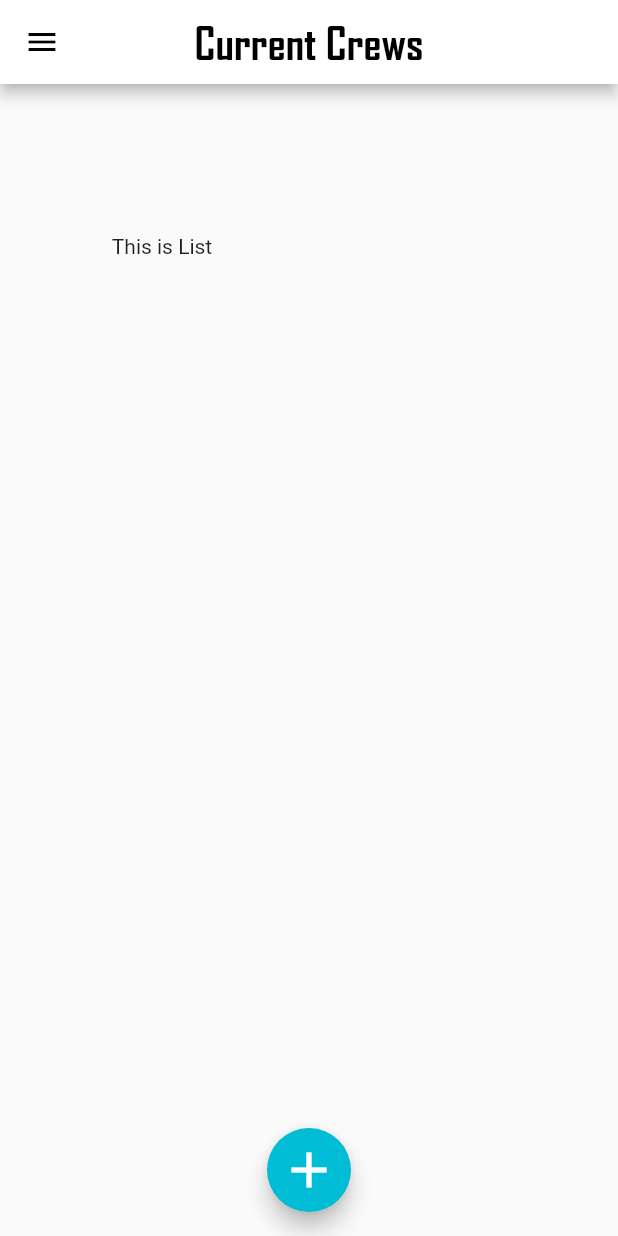
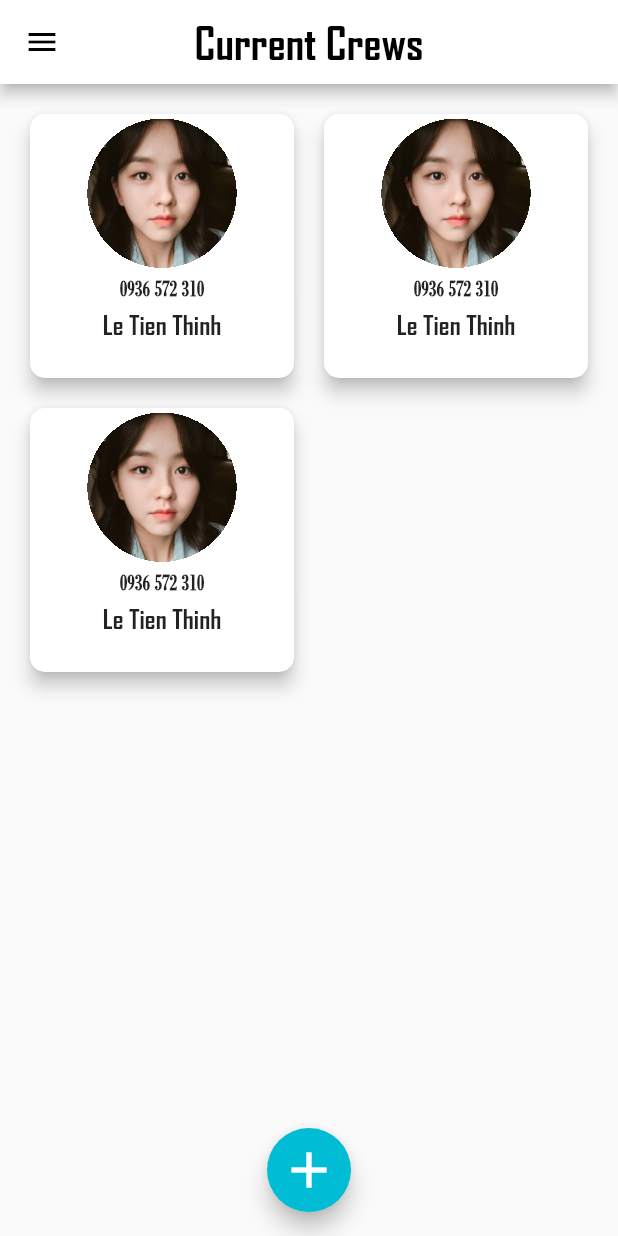
Before and after one commit to thinhle19/login_flutter, a Flutter app: the ListClientScreen screen opened by its route, on a phone screen of 412 x 824 dp. Run offline on Flutter 3.47's test engine with Material 2 defaults, Android fonts, the phone set to English and light mode, and no system bars; our stand-ins replace shared_preferences, sqflite; accounts and stored records are empty.

Commit message:
save list on database then retrieve it

```diff
--- a/lib/models/client.dart
+++ b/lib/models/client.dart
@@ -11,8 +11,8 @@ class Client {
     this.name,
     this.phone,
     this.avatarUrl,
+    this.fullBodyImageUrl,
     this.description,
-    this.fullBodyImageUrl,
   });
 
   Map<String, dynamic> toMap() {
--- a/lib/models/database_transaction.dart
+++ b/lib/models/database_transaction.dart
@@ -7,27 +7,48 @@ import 'package:sqflite/sqflite.dart';
 import 'client.dart';
 
 class DatabaseTransaction {
-  Future<Database> database;
+  static final Future<Database> database = initializeDatabase();
 
-  void initializeDatabase() async {
+  /* static void initializeDatabase() async {
+    deleteDatabase(join(await getDatabasesPath(), "clients_database.db"));
     WidgetsFlutterBinding.ensureInitialized();
 // Open the database and store the reference.
     database = openDatabase(
       // Set the path to the database. Note: Using the `join` function from the
       // `path` package is best practice to ensure the path is correctly
       // constructed for each platform.
-      join(await getDatabasesPath(), 'doggie_database.db'),
+      join(await getDatabasesPath(), 'clients_database.db'),
       onCreate: (db, version) {
         return db.execute(
-          "CREATE TABLE dogs(id INTEGER PRIMARY KEY, name TEXT, age INTEGER)",
+          "CREATE TABLE clients(id INTEGER PRIMARY KEY, name TEXT, phone "
+          "TEXT, avatarUrl TEXT, fullBodyImageUrl TEXT, description TEXT)",
+        );
+      },
+      version: 1,
+    );
+  }*/
+
+  static Future<Database> initializeDatabase() async {
+    // deleteDatabase(join(await getDatabasesPath(), "clients_database.db"));
+    WidgetsFlutterBinding.ensureInitialized();
+// Open the database and store the reference.
+    return openDatabase(
+      // Set the path to the database. Note: Using the `join` function from the
+      // `path` package is best practice to ensure the path is correctly
+      // constructed for each platform.
+      join(await getDatabasesPath(), 'clients_database.db'),
+      onCreate: (db, version) {
+        return db.execute(
+          "CREATE TABLE IF NOT EXISTS clients(id TEXT PRIMARY KEY, name TEXT, phone TEXT, avatarUrl TEXT, fullBodyImageUrl TEXT, description TEXT)",
         );
       },
       version: 1,
     );
   }
 
-  Future<void> insertClient(Client client) async {
+  static Future<void> insertClient(Client client) async {
     final Database db = await database;
+    // database = await initializeDatabase();
 
     await db.insert(
       "clients",
@@ -36,23 +57,66 @@ class DatabaseTransaction {
     );
   }
 
-  Future<List<Client>> getClients() async {
+  static Future<List<Client>> getClients() async {
     final Database db = await database;
+
+    //___for dummy data
+    final client1 = Client(
+      id: "1",
+      avatarUrl: "assets/avatar.jpg",
+      fullBodyImageUrl: "assets/full-body.png",
+      phone: "0936 572 310",
+      name: "Le Tien Thinh",
+      description:
+          "The self-study lessons in this section are written and organised "
+          "according one two three four five six seven eight nine tento the levels of the Common European Framework of Reference for languages (CEFR). There are different types of texts and interactive exercises that practise the reading skills you need to do well in your studies, to get ahead at work and to communicate in English in your free time.",
+    );
+    final client2 = Client(
+      id: "3",
+      avatarUrl: "assets/avatar.jpg",
+      fullBodyImageUrl: "assets/full-body.png",
+      description:
+          "The self-study lessons in this section are written and organised "
+          "according one two three four five six seven eight nine tento the levels of the Common European Framework of Reference for languages (CEFR). There are different types of texts and interactive exercises that practise the reading skills you need to do well in your studies, to get ahead at work and to communicate in English in your free time.",
+      phone: "0936 572 310",
+      name: "Le Tien Thinh",
+    );
+    final client3 = Client(
+      id: "5",
+      avatarUrl: "assets/avatar.jpg",
+      fullBodyImageUrl: "assets/full-body.png",
+      description:
+          "The self-study lessons in this section are written and organised "
+          "according one two three four five six seven eight nine ten to the "
+          "levels of the Common European Framework of Reference for languages (CEFR). There are different types of texts and interactive exercises that practise the reading skills you need to do well in your studies, to get ahead at work and to communicate in English in your free time.",
+      phone: "0936 572 310",
+      name: "Le Tien Thinh",
+    );
+
+    await insertClient(client1);
+    await insertClient(client2);
+    await insertClient(client3);
+    //....end for dummy datas
+
     final List<Map<String, dynamic>> maps = await db.query("clients");
 
+    print(maps.length);
+
+    await db.close();
     return List.generate(maps.length, (i) {
       return Client(
         id: maps[i]["id"],
+        name: maps[i]["name"],
+        phone: maps[i]["phone"],
         avatarUrl: maps[i]["avatarUrl"],
-        name: maps[i]["name"],
         fullBodyImageUrl: maps[i]["fullBodyImageUrl"],
-        phone: maps[i]["phone"],
         description: maps[i]["description"],
       );
     });
   }
 
-  void test() async {
+  static void test() async {
+    // initializeDatabase();
     final client1 = Client(
       id: "1",
       avatarUrl: "assets/avatar.jpg",
--- a/lib/screens/list_client_screen.dart
+++ b/lib/screens/list_client_screen.dart
@@ -1,7 +1,7 @@
 import "package:flutter/material.dart";
-import 'package:login/screens/add_client_screen.dart';
+import 'package:login/models/client.dart';
+import 'package:login/models/database_transaction.dart';
 import 'package:login/widgets/client_item.dart';
-import 'package:provider/provider.dart';
 import 'package:shared_preferences/shared_preferences.dart';
 
 class ListClientScreen extends StatefulWidget {
@@ -19,6 +19,14 @@ class _ListClientScreenState extends State<ListClientScreen> {
 
   @override
   Widget build(BuildContext context) {
+    Future<List<Client>> loadClients() async {
+     return DatabaseTransaction.getClients();
+    }
+
+    // loadClients();
+    // print("a");
+    // print(clients);
+
     return SafeArea(
       child: Scaffold(
         drawer: Drawer(
@@ -60,17 +68,31 @@ class _ListClientScreenState extends State<ListClientScreen> {
           ),
           backgroundColor: Colors.white,
         ),
-        body: GridView.count(
-            crossAxisCount: 2,
-            padding: EdgeInsets.fromLTRB(10, 10, 10, 50),
-            children: [
-              Center(
-                child: Text("This is List"),
-              ),
-            ]),
+        body: FutureBuilder<List<Client>>(
+          future: loadClients(),
+          builder: (BuildContext ctx, AsyncSnapshot<List<Client>> snapshot) {
+            // if (snapshot.connectionState == ConnectionState.done) {
+            if (snapshot.hasData) {
+              return GridView.count(
+                crossAxisCount: 2,
+                padding: EdgeInsets.fromLTRB(10, 10, 10, 50),
+                children:
+                    snapshot.data.map((client) => ClientItem(client)).toList(),
+              );
+            } else
+              return Center(
+                child: Text("LOADING..."),
+              );
+          },
+        ),
+        /*  GridView.count(
+          crossAxisCount: 2,
+          padding: EdgeInsets.fromLTRB(10, 10, 10, 50),
+          children: [Text("hihi")],
+          // clients.map((client) => ClientItem(client)).toList(),
+        ),*/
         floatingActionButton: FloatingActionButton(
-          onPressed: () {
-          },
+          onPressed: () {},
           backgroundColor: Colors.cyan,
           child: Icon(
             Icons.add,
--- a/lib/screens/login_screen.dart
+++ b/lib/screens/login_screen.dart
@@ -1,4 +1,5 @@
 import "package:flutter/material.dart";
+import 'package:login/models/database_transaction.dart';
 import 'package:login/models/local_storage.dart';
 import 'package:login/screens/list_client_screen.dart';
 
@@ -18,7 +19,6 @@ class _LoginScreenState extends State<LoginScreen> {
   @override
   Widget build(BuildContext context) {
     double screenHeight = MediaQuery.of(context).size.height;
-
     return FutureBuilder<bool>(
       future: isLoggedInBefore,
       builder: (context, AsyncSnapshot<bool> snapshot) {
@@ -112,7 +112,7 @@ class _LoginScreenState extends State<LoginScreen> {
         } else {
           return Scaffold(
             body: Center(
-              child: Text("WAITING..."),
+              child: Text("LOGGING IN..."),
             ),
           );
         }
--- a/lib/widgets/client_item.dart
+++ b/lib/widgets/client_item.dart
@@ -3,9 +3,9 @@ import 'package:login/models/client.dart';
 import 'package:login/screens/client_detail_screen.dart';
 
 class ClientItem extends StatelessWidget {
+  ClientItem(this.client);
+
   final Client client;
-
-  ClientItem(this.client);
 
   void _selectClient(ctx, Client client) {
     Navigator.of(ctx).push(
```
Also changed, not shown: lib/main.dart (+75 -1 lines). Lines whose indentation alone changed are shown as unchanged.
